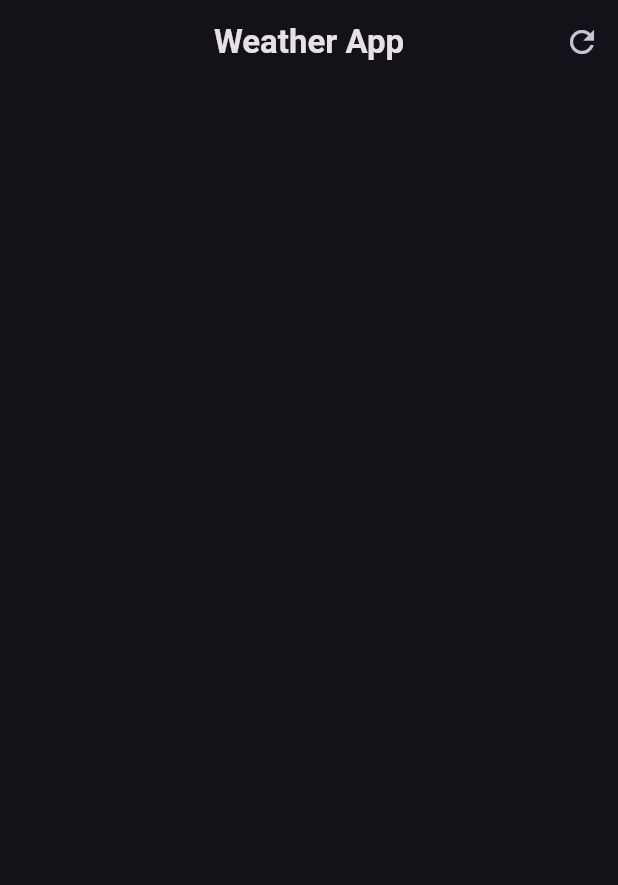
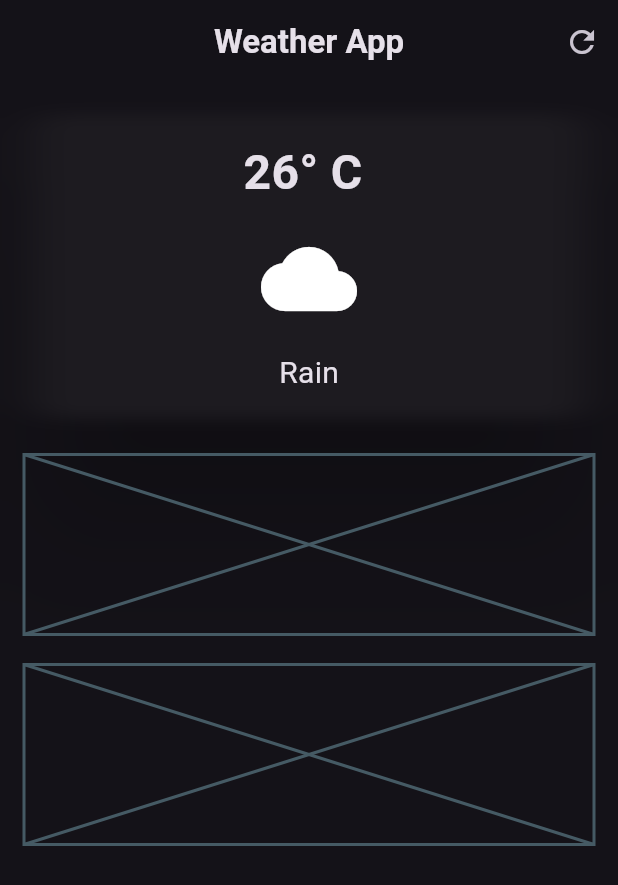
Before and after one commit to HAMZOO0/Flutter-Projects, a Flutter app: the screen it shows after launch, on a phone screen of 412 x 824 dp. Shown: the top 885 px of the screen. Run offline on Flutter 3.47's test engine with Material 3 defaults, Android fonts, the phone set to English and light mode, and no system bars.

Commit message:
feat(ui): enhance WeatherScreen layout with temperature display and weather icon

```diff
--- a/Weather App/lib/weather_screen.dart
+++ b/Weather App/lib/weather_screen.dart
@@ -1,3 +1,5 @@
+import 'dart:ui';
+
 import 'package:flutter/material.dart';
 
 class WeatherScreen extends StatelessWidget {
@@ -28,6 +30,56 @@ class WeatherScreen extends StatelessWidget {
           // ),
         ],
       ),
+      body: Padding(
+        padding: const EdgeInsets.all(16.0),
+        child: Column(
+          children: [
+            //main card
+            SizedBox(
+              width: double.infinity,
+              child: Card(
+                shape: RoundedRectangleBorder(
+                  borderRadius: BorderRadius.circular(16),
+                ),
+                elevation: 40,
+                child: BackdropFilter(
+                  filter: ImageFilter.blur(sigmaX: 15, sigmaY: 5),
+
+                  child: Padding(
+                    padding: EdgeInsets.all(16.0),
+                    child: Column(
+                      children: [
+                        Text(
+                          '26° C ',
+                          style: TextStyle(
+                            fontSize: 32,
+                            fontWeight: FontWeight.bold,
+                          ),
+                        ),
+                        const SizedBox(height: 16),
+                        Icon(Icons.cloud, size: 64),
+                        const SizedBox(height: 16),
+
+                        Text("Rain", style: TextStyle(fontSize: 20)),
+                      ],
+                    ),
+                  ),
+                ),
+              ),
+            ),
+            const SizedBox(height: 20), // use to add some space
+            const Placeholder(
+              fallbackHeight: 120,
+              //  child: const Text("hi")
+            ),
+            const SizedBox(height: 20), // use to add some space
+            const Placeholder(
+              fallbackHeight: 120,
+              //  child: const Text("hi")
+            ),
+          ],
+        ),
+      ),
     );
   }
 }
```
